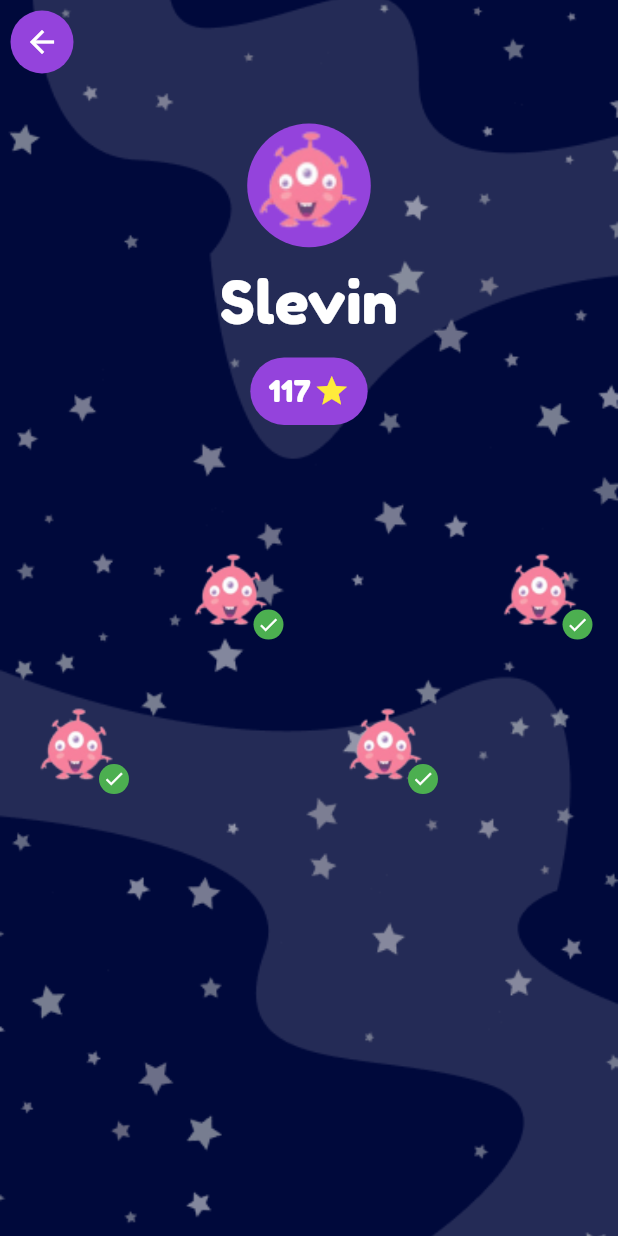
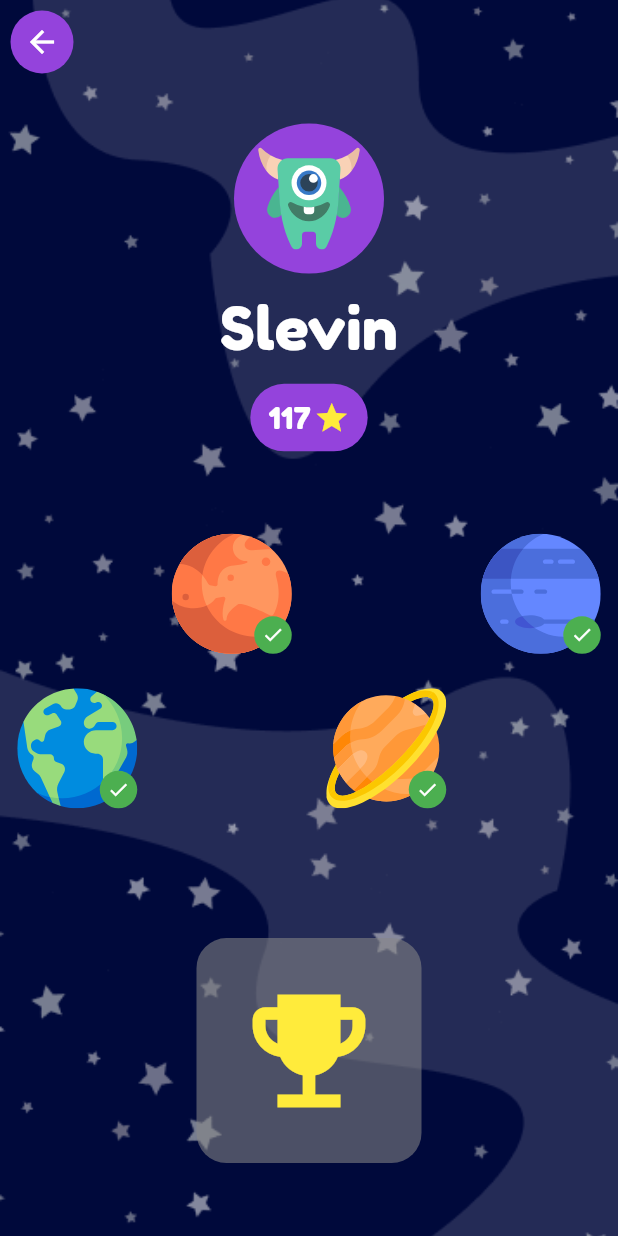
Before and after one commit to jorgetrejo36/explore, a Flutter app: the PlanetHomeScreen screen opened directly, on a phone screen of 412 x 824 dp. Run offline on Flutter 3.47's test engine with Material 3 defaults, Android fonts, the phone set to English and light mode, and no system bars; our stand-ins replace flutter_svg, realm; generated files the repository leaves out were written again.

Commit message:
static planet home screen complete, still needs state to be dynamic and work properly

```diff
--- a/lib/screens/planet_home_screen.dart
+++ b/lib/screens/planet_home_screen.dart
@@ -1,8 +1,8 @@
 import 'package:explore/schemas.dart';
+import 'package:explore/screens/leaderboard_screen.dart';
 import 'package:explore/screens/planet_map_screen.dart';
-import 'package:explore/app_colors.dart';
 import 'package:flutter/material.dart';
-import 'package:flutter/rendering.dart';
+import 'package:flutter_svg/svg.dart';
 import 'package:realm/realm.dart';
 
 class PlanetHomeScreen extends StatefulWidget {
@@ -81,14 +81,20 @@ class _PlanetHomeScreenState extends State<PlanetHomeScreen> {
                 padding: EdgeInsets.only(
                   top: MediaQuery.of(context).size.height * 0.1,
                 ),
-                child: Container(
+                child: SizedBox(
                   height: MediaQuery.of(context).size.height * 0.25,
-                  child: UserInfo(),
+                  child: const UserInfo(),
                 ),
               ),
-              Container(
+              SizedBox(
                 height: MediaQuery.of(context).size.height * 0.35,
-                child: IconGridWidget(),
+                child: const IconGridWidget(
+                  numPlanets: 4,
+                ),
+              ),
+              SizedBox(
+                height: MediaQuery.of(context).size.height * 0.30,
+                child: const LeaderboardIconWidget(),
               ),
             ],
           ),
@@ -109,31 +115,39 @@ class UserInfo extends StatelessWidget {
         Row(
           mainAxisAlignment: MainAxisAlignment.center,
           children: [
+            Stack(
+              alignment: Alignment.center,
+              children: [
                 Container(
-              width: MediaQuery.of(context).size.width * 0.2,
-              height: MediaQuery.of(context).size.width * 0.2,
-              decoration: BoxDecoration(
+                  width: 100,
+                  height: 100,
+                  decoration: const BoxDecoration(
+                    shape: BoxShape.circle,
                     color: Color(0xFF9443DC),
-                shape: BoxShape.circle,
-                image: DecorationImage(
-                  image: AssetImage(
-                    "assets/images/TestMonster.png",
-                  ),
-                  fit: BoxFit.cover,
                   ),
                 ),
+                Center(
+                  child: SvgPicture.asset(
+                    'assets/images/alien.svg',
+                    width: 70,
+                  ),
+                ),
+              ],
             ),
           ],
         ),
         SizedBox(height: MediaQuery.of(context).size.height * 0.01),
         // Second Row: Text
-        Row(
+        const Row(
           mainAxisAlignment: MainAxisAlignment.center,
           children: [
             Text(
               'Slevin',
               style: TextStyle(
-                  fontSize: 40, color: Colors.white, fontFamily: "Fredoka"),
+                fontSize: 40,
+                color: Colors.white,
+                fontFamily: "Fredoka",
+              ),
             ),
           ],
         ),
@@ -143,12 +157,12 @@ class UserInfo extends StatelessWidget {
           mainAxisAlignment: MainAxisAlignment.center,
           children: [
             Container(
-              padding: EdgeInsets.symmetric(horizontal: 12, vertical: 8),
+              padding: const EdgeInsets.symmetric(horizontal: 12, vertical: 8),
               decoration: BoxDecoration(
-                color: Color(0xFF9443DC),
+                color: const Color(0xFF9443DC),
                 borderRadius: BorderRadius.circular(30),
               ),
-              child: Row(
+              child: const Row(
                 mainAxisAlignment: MainAxisAlignment.spaceBetween,
                 children: [
                   // Text on the left end
@@ -163,7 +177,7 @@ class UserInfo extends StatelessWidget {
 
                   // Icon on the right end
                   Padding(
-                    padding: const EdgeInsets.only(left: 2.0),
+                    padding: EdgeInsets.only(left: 2.0),
                     child: Icon(
                       Icons.star,
                       color: Colors.yellow,
@@ -180,28 +194,84 @@ class UserInfo extends StatelessWidget {
 }
 
 class IconGridWidget extends StatelessWidget {
+  final int numPlanets;
+  const IconGridWidget({super.key, required this.numPlanets});
+
+  // calculate the indices that need to have a planet in them
+  // the calculation is based off if the numPlanets is odd or even
+  // it will always place the planets in two rows. The planets will start in
+  // the bottom left corner and then zig zag up/down to the right until all of
+  // them are iterated through
+  List<int> calculatePlanetIndices() {
+    List<int> planetIndices = [];
+
+    // even numbers
+    if (numPlanets % 2 == 0) {
+      for (int i = 1; i < numPlanets; i += 2) {
+        planetIndices.add(i);
+      }
+      for (int i = numPlanets; i < numPlanets * 2; i += 2) {
+        planetIndices.add(i);
+      }
+      // odd numbers
+    } else {
+      for (int i = 1; i < numPlanets * 2; i += 2) {
+        planetIndices.add(i);
+      }
+    }
+
+    return planetIndices;
+  }
+
+  // organize the planets from the DB (which should be stored in proper order)
+  // into the order which the grid will read
+  List<String> reorganizePlanetPaths() {
+    // FIXME: these paths will eventually be from the DB
+    List<String> planetPaths = [
+      "assets/images/earth.svg",
+      "assets/images/mars.svg",
+      "assets/images/saturn.svg",
+      "assets/images/neptune.svg",
+    ];
+    List<String> newPlanetPaths = List<String>.filled(numPlanets, "");
+
+    int indexForEvenIndices = numPlanets ~/ 2;
+    int indexForOddIndices = 0;
+
+    for (int i = 0; i < planetPaths.length; i++) {
+      if (i % 2 == 0) {
+        newPlanetPaths[indexForEvenIndices++] = planetPaths[i];
+      } else {
+        newPlanetPaths[indexForOddIndices++] = planetPaths[i];
+      }
+    }
+
+    return newPlanetPaths;
+  }
+
   @override
   Widget build(BuildContext context) {
+    List<int> planetIndices = calculatePlanetIndices();
+    List<String> planetPaths = reorganizePlanetPaths();
+    int planetPathsIndex = 0;
+
     return GridView.builder(
       gridDelegate: SliverGridDelegateWithFixedCrossAxisCount(
-        crossAxisCount: 4,
+        crossAxisCount: numPlanets,
       ),
-      itemCount: 8,
+      itemCount: numPlanets * 2,
       itemBuilder: (context, index) {
-        // Define a list of indices to place icons in
-        // each one will have a different image associated with it
-        List<int> blueIconIndices = [1, 3, 4, 6];
-
-        // Check if the current index is in the list of blue icon indices
-        bool isBlueIconIndex = blueIconIndices.contains(index);
+        // Check if the current index is in the list of planet indices
+        bool isPlanetIndex = planetIndices.contains(index);
 
         return Container(
-          child: isBlueIconIndex
+          alignment: Alignment.center,
+          child: isPlanetIndex
               ? PlanetWidget(
                   completionStatus: CompletionStatus.complete,
+                  planetPath: planetPaths[planetPathsIndex++],
                 )
-              : null, // Display null for cells without an icon
-          alignment: Alignment.center,
+              : null, // Display null for cells without a planet
         );
       },
     );
@@ -212,15 +282,29 @@ enum CompletionStatus { complete, current, locked }
 
 class PlanetWidget extends StatelessWidget {
   final CompletionStatus completionStatus;
+  final String planetPath;
 
-  PlanetWidget({super.key, required this.completionStatus});
+  const PlanetWidget({
+    super.key,
+    required this.completionStatus,
+    required this.planetPath,
+  });
 
   @override
   Widget build(BuildContext context) {
-    return Stack(
+    return GestureDetector(
+      onTap: () => Navigator.push(
+        context,
+        MaterialPageRoute(
+          builder: (context) => const PlanetMapScreen(),
+        ),
+      ),
+      child: Stack(
         children: [
-        Image.asset(
-          "assets/images/TestMonster.png",
+          SvgPicture.asset(
+            planetPath,
+            semanticsLabel: "A planet",
+            width: 80,
           ),
           // show green check mark if the planet is complete
           completionStatus == CompletionStatus.complete
@@ -228,13 +312,14 @@ class PlanetWidget extends StatelessWidget {
                   bottom: 0,
                   right: 0,
                   child: Container(
-                  width: 20,
-                  height: 20,
-                  decoration: BoxDecoration(
+                    width: 25,
+                    height: 25,
+                    decoration: const BoxDecoration(
                       color: Colors.green,
                       shape: BoxShape.circle,
                     ),
-                  child: Icon(Icons.check, color: Colors.white, size: 15),
+                    child:
+                        const Icon(Icons.check, color: Colors.white, size: 15),
                   ),
                 )
               // show the rocket if this is the current level
@@ -245,10 +330,14 @@ class PlanetWidget extends StatelessWidget {
                       child: Container(
                         width: 20,
                         height: 20,
-                      decoration: BoxDecoration(
+                        decoration: const BoxDecoration(
                           shape: BoxShape.circle,
                         ),
-                      child: Icon(Icons.lock, color: Colors.grey, size: 30),
+                        child: const Icon(
+                          Icons.rocket,
+                          color: Colors.white,
+                          size: 40,
+                        ),
                       ),
                     )
                   // show a lock symbol if the level is locked
@@ -258,25 +347,55 @@ class PlanetWidget extends StatelessWidget {
                       child: Container(
                         width: 20,
                         height: 20,
-                      decoration: BoxDecoration(
+                        decoration: const BoxDecoration(
                           shape: BoxShape.circle,
                         ),
-                      child: Icon(Icons.rocket, color: Colors.white, size: 40),
+                        child: const Icon(
+                          Icons.lock,
+                          color: Colors.grey,
+                          size: 30,
+                        ),
                       ),
                     ),
         ],
+      ),
     );
   }
 }
 
+class LeaderboardIconWidget extends StatelessWidget {
+  const LeaderboardIconWidget({super.key});
 
-// this is the code to move the page to the next screen
-// ElevatedButton(
-//               onPressed: () => Navigator.push(
-//                 context,
-//                 MaterialPageRoute(
-//                   builder: (context) => const PlanetMapScreen(),
-//                 ),
-//               ),
-//               child: const Text("Choose Planet"),
-//             ),
+  @override
+  Widget build(BuildContext context) {
+    return Center(
+      child: GestureDetector(
+        onTap: () => Navigator.push(
+          context,
+          MaterialPageRoute(
+            builder: (context) => const LeaderboardScreen(),
+          ),
+        ),
+        child: Container(
+          width: 150,
+          height: 150,
+          decoration: BoxDecoration(
+            color: const Color.fromARGB(144, 135, 135, 135), // Box color
+            borderRadius: BorderRadius.circular(20.0), // Rounded edges
+          ),
+          child: const Stack(
+            alignment: Alignment.center,
+            children: [
+              Icon(
+                Icons.emoji_events, // Trophy icon
+                size: 100,
+                color: Colors.yellow, // Trophy color
+              ),
+              // You can add more widgets on top of the trophy if needed
+            ],
+          ),
+        ),
+      ),
+    );
+  }
+}
```
Lines whose indentation alone changed are shown as unchanged.
